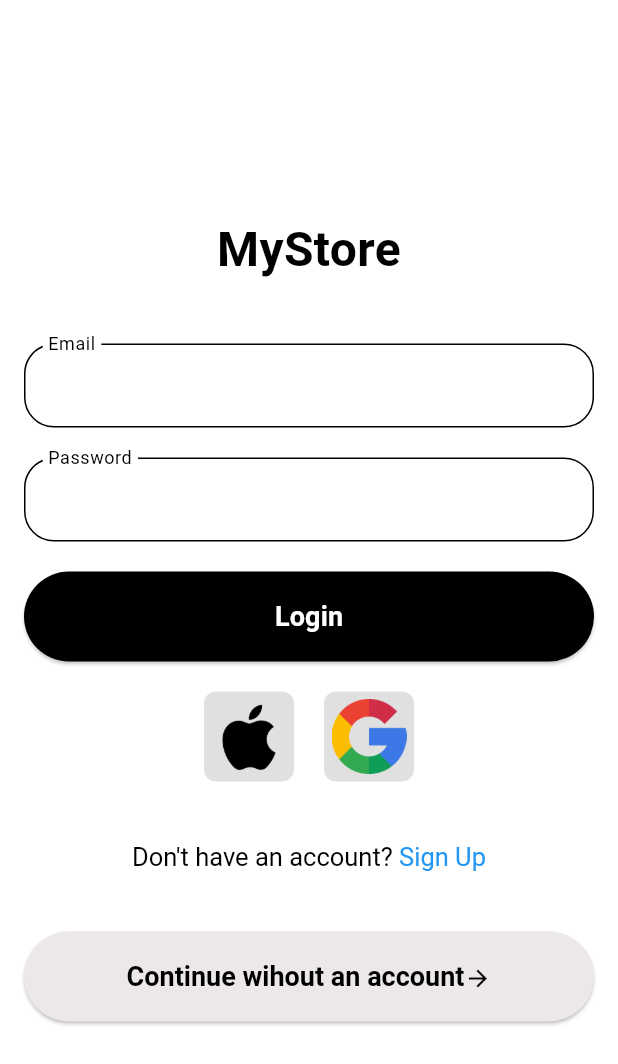
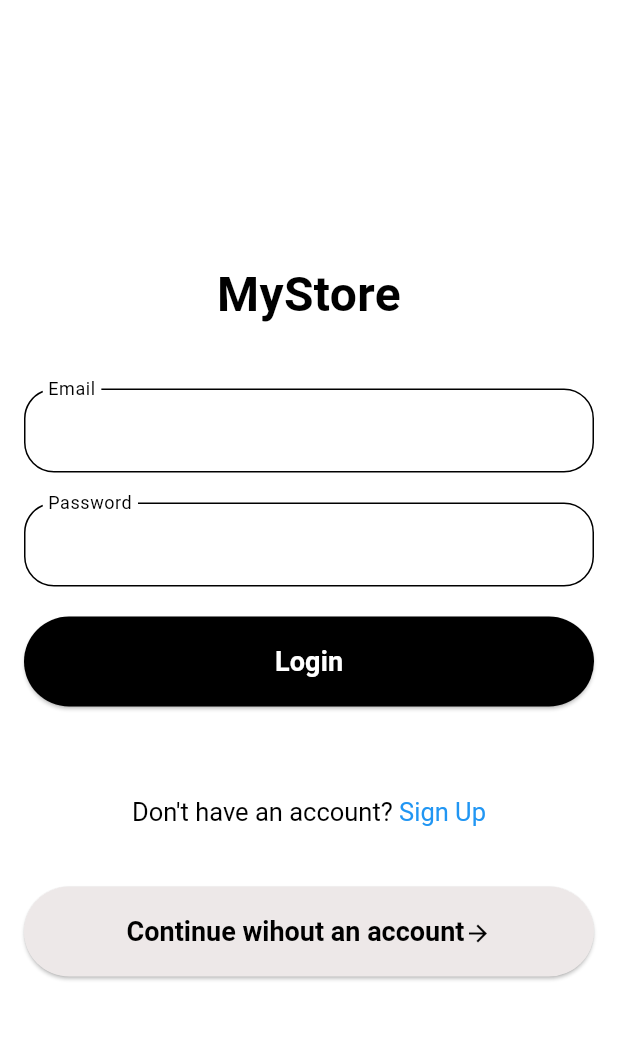
Before and after one commit to mgagliardidev/store_app, a Flutter app: the screen it shows after launch, on a phone screen of 412 x 824 dp. Shown: the top 1064 px of the screen. Run offline on Flutter 3.47's test engine with Material 3 defaults, Android fonts, the phone set to English and light mode, and no system bars; our stand-ins replace flutter_riverpod, riverpod_annotation, supabase_flutter; accounts and stored records are empty; generated files the repository leaves out were written again.

```diff
--- a/lib/pages/login_page.dart
+++ b/lib/pages/login_page.dart
@@ -20,7 +20,6 @@ class LoginPageState extends ConsumerState<LoginPage> {
     try {
       final response = await Supabase.instance.client.auth.signInWithPassword(
           password: _passwordController.text, email: _emailController.text);
-      //.then((value) async => {ref.watch(userProvider(value.user!.id))});
       if (!mounted) return;
       _goToHomePage();
     } on AuthException catch (error) {
@@ -116,18 +115,18 @@ class LoginPageState extends ConsumerState<LoginPage> {
                 const SizedBox(height: 20),
 
                 // APPLE/GOOGLE
-                Row(
-                  mainAxisAlignment: MainAxisAlignment.center,
-                  children: [
-                    _buildSocialLoginButton(
-                        onTap: _signInWithApple,
-                        imagePath: 'assets/logos/apple_logo.png'),
-                    const SizedBox(width: 20),
-                    _buildSocialLoginButton(
-                        onTap: _signInWithGoogle,
-                        imagePath: 'assets/logos/google_logo.png'),
-                  ],
-                ),
+                // Row(
+                //   mainAxisAlignment: MainAxisAlignment.center,
+                //   children: [
+                //     _buildSocialLoginButton(
+                //         onTap: _signInWithApple,
+                //         imagePath: 'assets/logos/apple_logo.png'),
+                //     const SizedBox(width: 20),
+                //     _buildSocialLoginButton(
+                //         onTap: _signInWithGoogle,
+                //         imagePath: 'assets/logos/google_logo.png'),
+                //   ],
+                // ),
                 const SizedBox(height: 40),
 
                 // SIGN UP
```
